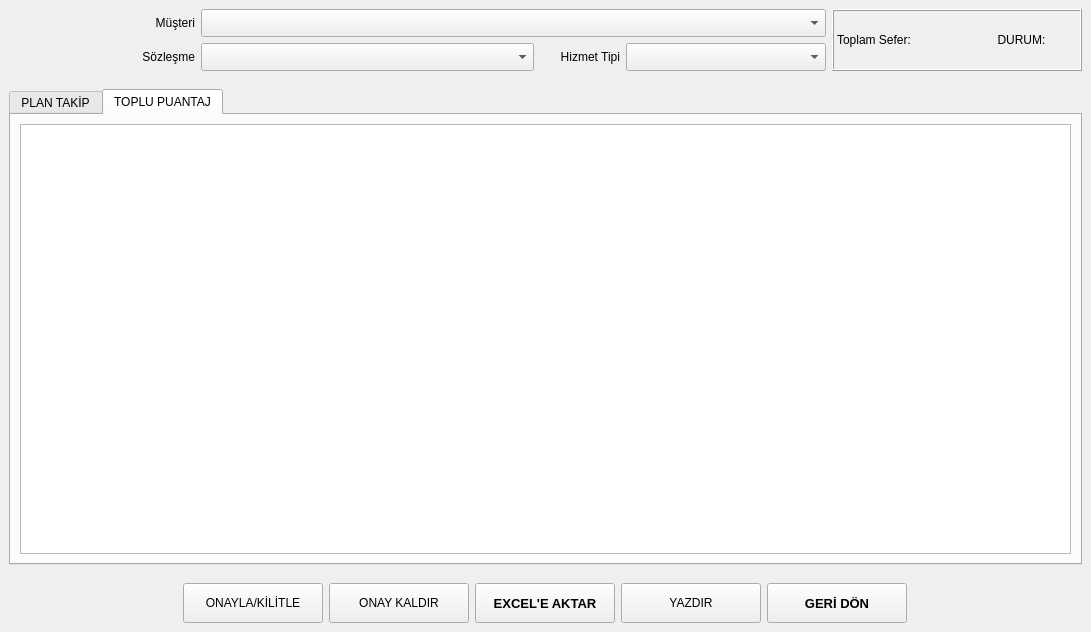
The window that ui/ui_files/attendance_window.ui (AyhanErcan70/SATTUP) describes before a commit, drawn with Qt 5.
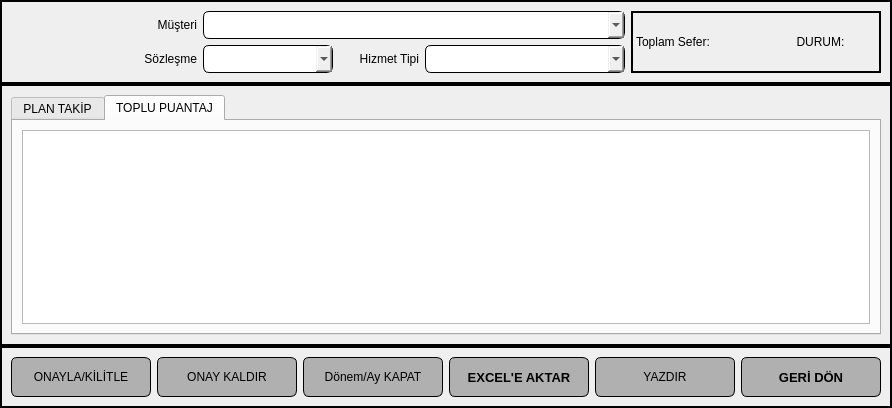
The same window after the commit.

Commit message: UI layout/style updates (designer)

What changed in the file:
```diff
--- a/ui/ui_files/attendance_window.ui
+++ b/ui/ui_files/attendance_window.ui
@@ -7,12 +7,31 @@
     <x>0</x>
     <y>0</y>
     <width>1091</width>
-    <height>632</height>
+    <height>0</height>
    </rect>
   </property>
   <property name="windowTitle">
    <string>Form</string>
   </property>
+  <property name="styleSheet">
+   <string notr="true">QWidget#main_form QPushButton, QLineEdit, QComboBox{
+
+border :1px solid black;
+border-radius: 6px;
+}
+QWidget#main_form QPushButton{
+background-color: #b0b0b0;
+}
+QWidget#main_form QPushButton:hover{
+border:2px solid black;
+padding-top: 4px;
+font-weight: bold;
+}
+QWidget#main_form QPushButton:pressed{
+background-color: #7e7e7e;
+border-color: red;
+}</string>
+  </property>
   <layout class="QGridLayout" name="gridLayout_8">
    <property name="leftMargin">
     <number>0</number>
@@ -26,7 +45,7 @@
    <property name="bottomMargin">
     <number>0</number>
    </property>
-   <property name="horizontalSpacing">
+   <property name="spacing">
     <number>0</number>
    </property>
    <item row="0" column="0">
@@ -34,11 +53,14 @@
      <item row="0" column="0">
       <widget class="QFrame" name="top_frame">
        <property name="frameShape">
-        <enum>QFrame::Shape::NoFrame</enum>
+        <enum>QFrame::Shape::Box</enum>
        </property>
        <property name="frameShadow">
         <enum>QFrame::Shadow::Plain</enum>
        </property>
+       <property name="lineWidth">
+        <number>2</number>
+       </property>
        <layout class="QGridLayout" name="gridLayout_2">
         <item row="0" column="0">
          <layout class="QHBoxLayout" name="horizontalLayout">
@@ -246,7 +268,10 @@
              <enum>QFrame::Shape::Box</enum>
             </property>
             <property name="frameShadow">
-             <enum>QFrame::Shadow::Raised</enum>
+             <enum>QFrame::Shadow::Plain</enum>
+            </property>
+            <property name="lineWidth">
+             <number>2</number>
             </property>
             <property name="text">
              <string>Toplam Sefer:                          DURUM:</string>
@@ -261,11 +286,14 @@
      <item row="1" column="0">
       <widget class="QFrame" name="middle_n_frame">
        <property name="frameShape">
-        <enum>QFrame::Shape::NoFrame</enum>
+        <enum>QFrame::Shape::Box</enum>
        </property>
        <property name="frameShadow">
         <enum>QFrame::Shadow::Plain</enum>
        </property>
+       <property name="lineWidth">
+        <number>2</number>
+       </property>
        <layout class="QGridLayout" name="gridLayout_6">
         <item row="0" column="0">
          <widget class="QTabWidget" name="sekmeli_form">
@@ -303,14 +331,39 @@
      <item row="2" column="0">
       <widget class="QFrame" name="bottom_frame">
        <property name="frameShape">
-        <enum>QFrame::Shape::NoFrame</enum>
+        <enum>QFrame::Shape::Box</enum>
        </property>
        <property name="frameShadow">
         <enum>QFrame::Shadow::Plain</enum>
        </property>
+       <property name="lineWidth">
+        <number>2</number>
+       </property>
        <layout class="QGridLayout" name="gridLayout_4">
         <item row="0" column="0">
          <layout class="QGridLayout" name="gridLayout_3">
+          <property name="verticalSpacing">
+           <number>0</number>
+          </property>
+          <item row="0" column="2">
+           <widget class="QPushButton" name="btn_ay_kapat">
+            <property name="minimumSize">
+             <size>
+              <width>140</width>
+              <height>40</height>
+             </size>
+            </property>
+            <property name="maximumSize">
+             <size>
+              <width>140</width>
+              <height>40</height>
+             </size>
+            </property>
+            <property name="text">
+             <string>Dönem/Ay KAPAT</string>
+            </property>
+           </widget>
+          </item>
           <item row="0" column="0">
            <widget class="QPushButton" name="btn_onayla_kilitle">
             <property name="minimumSize">
@@ -330,34 +383,8 @@
             </property>
            </widget>
           </item>
-          <item row="0" column="2">
-           <widget class="QPushButton" name="btn_excele_aktar">
-            <property name="minimumSize">
-             <size>
-              <width>140</width>
-              <height>40</height>
-             </size>
-            </property>
-            <property name="maximumSize">
-             <size>
-              <width>140</width>
-              <height>40</height>
-             </size>
-            </property>
-            <property name="font">
-             <font>
-              <family>Segoe UI</family>
-              <pointsize>10</pointsize>
-              <bold>true</bold>
-             </font>
-            </property>
-            <property name="text">
-             <string>EXCEL'E AKTAR</string>
-            </property>
-           </widget>
-          </item>
           <item row="0" column="4">
-           <widget class="QPushButton" name="btn_geri_don">
+           <widget class="QPushButton" name="btn_yazdir">
             <property name="minimumSize">
              <size>
               <width>140</width>
@@ -370,15 +397,8 @@
               <height>40</height>
              </size>
             </property>
-            <property name="font">
-             <font>
-              <family>Segoe UI</family>
-              <pointsize>10</pointsize>
-              <bold>true</bold>
-             </font>
-            </property>
             <property name="text">
-             <string>GERİ DÖN</string>
+             <string>YAZDIR</string>
             </property>
            </widget>
           </item>
@@ -402,7 +422,7 @@
            </widget>
           </item>
           <item row="0" column="3">
-           <widget class="QPushButton" name="btn_yazdir">
+           <widget class="QPushButton" name="btn_excele_aktar">
             <property name="minimumSize">
              <size>
               <width>140</width>
@@ -415,8 +435,41 @@
               <height>40</height>
              </size>
             </property>
+            <property name="font">
+             <font>
+              <family>Segoe UI</family>
+              <pointsize>10</pointsize>
+              <bold>true</bold>
+             </font>
+            </property>
             <property name="text">
-             <string>YAZDIR</string>
+             <string>EXCEL'E AKTAR</string>
+            </property>
+           </widget>
+          </item>
+          <item row="0" column="5">
+           <widget class="QPushButton" name="btn_geri_don">
+            <property name="minimumSize">
+             <size>
+              <width>140</width>
+              <height>40</height>
+             </size>
+            </property>
+            <property name="maximumSize">
+             <size>
+              <width>140</width>
+              <height>40</height>
+             </size>
+            </property>
+            <property name="font">
+             <font>
+              <family>Segoe UI</family>
+              <pointsize>10</pointsize>
+              <bold>true</bold>
+             </font>
+            </property>
+            <property name="text">
+             <string>GERİ DÖN</string>
             </property>
            </widget>
           </item>
```
The commit also changes 6 other files.
